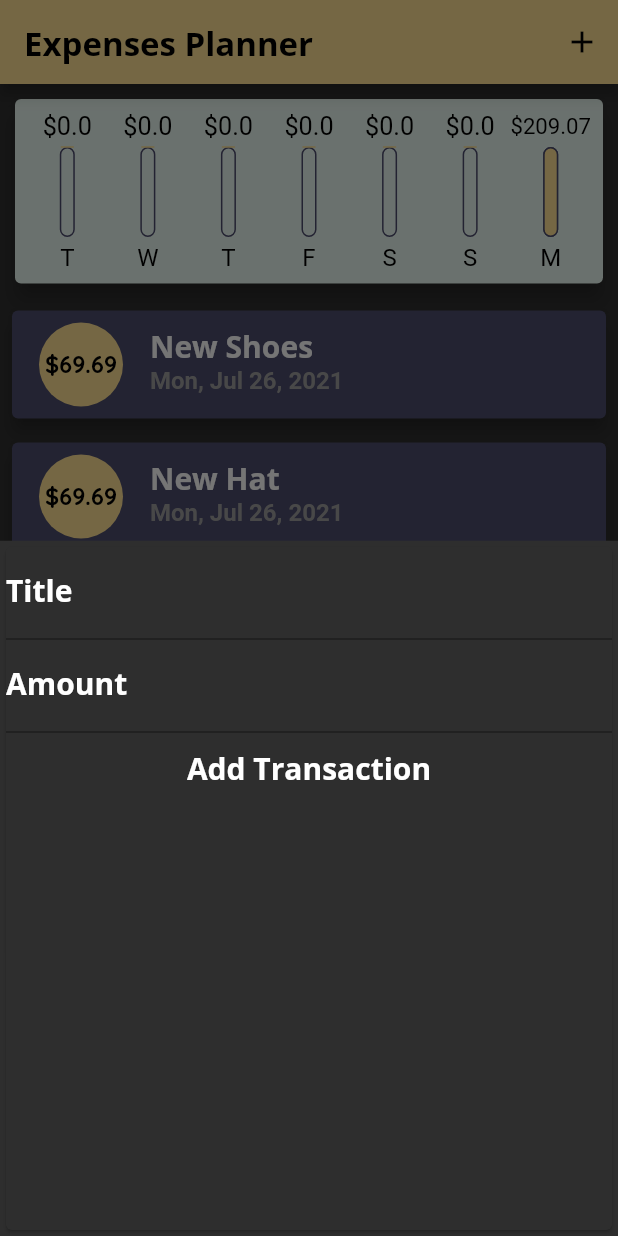
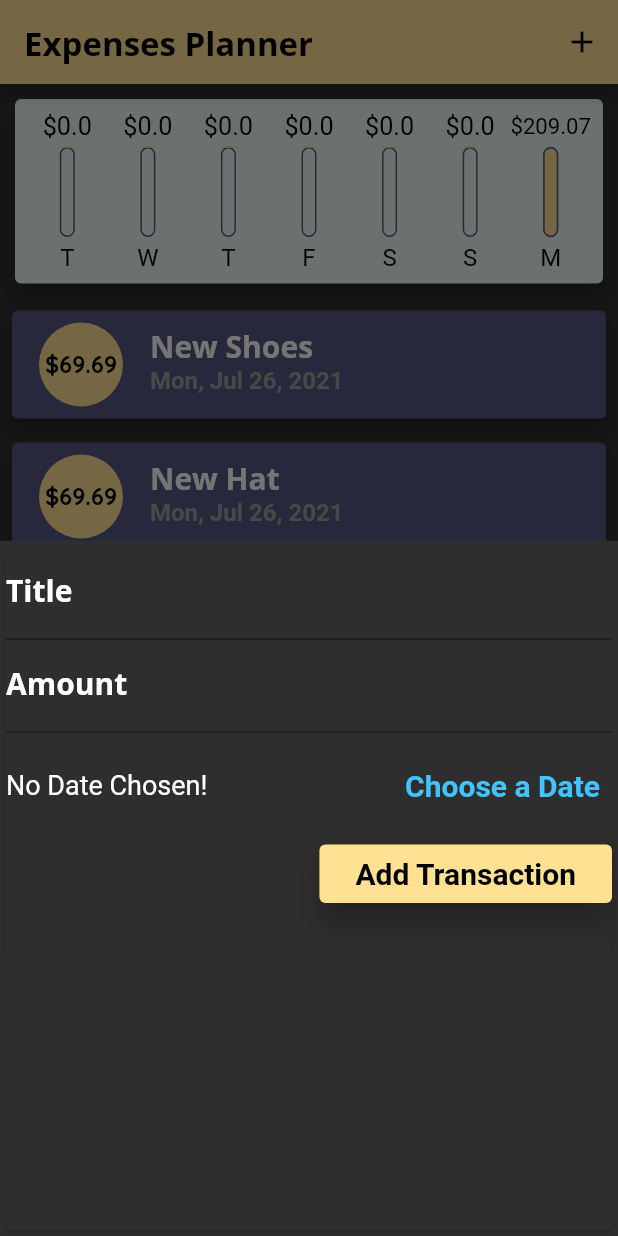
Before and after one commit to MostafaAE/personal_expenses_flutter, a Flutter app: the screen it shows after launch, after a tap on the "add" icon, on a phone screen of 412 x 824 dp. Run offline on Flutter 3.47's test engine with Material 2 defaults, Android fonts, the phone set to English and light mode, and no system bars; our stand-ins replace rflutter_alert.

Commit message:
DatePicker for adding new transactions

```diff
--- a/lib/utilities/constants.dart
+++ b/lib/utilities/constants.dart
@@ -3,7 +3,7 @@ import 'package:flutter/material.dart';
 const kPrimaryColor = Color(0xFFFFE194);
 const kSecondaryColor = Color(0xFFE8F6EF);
 // const kSecondaryColor = Color(0xFFB8DFD8);
-const kBackgroundColor = Color(0xFF4C4C6D);
+const kBackgroundColor = Color(0xFF585882);
 const kDarkGrey = Color(0xFF2E2E2E);
 const chartBarHeight = 60;
 const kChartBarColor = Color(0xFF3C5186);
--- a/lib/widgets/new_transaction.dart
+++ b/lib/widgets/new_transaction.dart
@@ -1,4 +1,5 @@
 import 'package:flutter/material.dart';
+import 'package:intl/intl.dart';
 import 'package:rflutter_alert/rflutter_alert.dart';
 
 import '../utilities/constants.dart';
@@ -12,33 +13,48 @@ class NewTransaction extends StatefulWidget {
 }
 
 class _NewTransactionState extends State<NewTransaction> {
-  final titleController = TextEditingController();
+  final _titleController = TextEditingController();
+  final _amountController = TextEditingController();
+  DateTime? _selectedDate;
 
-  final amountController = TextEditingController();
-
-  void submitData(BuildContext ctx) {
+  void _submitData() {
     final enteredTitle;
     final enteredAmount;
+    final enteredDate;
 
     try {
-      enteredTitle = titleController.text;
-      enteredAmount = double.parse(amountController.text);
-
-      if (enteredTitle.isEmpty || enteredAmount <= 0) throw FormatException();
+      enteredTitle = _titleController.text;
+      enteredAmount = double.parse(_amountController.text);
+      enteredDate = _selectedDate;
+      if (enteredTitle.isEmpty || enteredAmount <= 0 || enteredDate == null)
+        throw FormatException();
     } catch (e) {
       Alert(
         context: context,
         title: 'Invalid transaction data',
-        desc: "Enter valid title and amount.",
+        desc: "Enter valid title, amount and date.",
       ).show();
       return;
     }
 
-    widget.addTx(
-      enteredTitle,
-      enteredAmount,
-    );
+    widget.addTx(enteredTitle, enteredAmount, enteredDate);
     Navigator.of(context).pop();
+  }
+
+  void _presentDatePicker() {
+    showDatePicker(
+            context: context,
+            initialDate: DateTime.now(),
+            firstDate: DateTime(DateTime.now().year),
+            lastDate: DateTime.now())
+        .then((pickedDate) {
+      if (pickedDate == null)
+        return;
+      else
+        setState(() {
+          _selectedDate = pickedDate;
+        });
+    });
   }
 
   @override
@@ -46,31 +62,70 @@ class _NewTransactionState extends State<NewTransaction> {
     return Card(
       color: kDarkGrey,
       child: Column(
+        crossAxisAlignment: CrossAxisAlignment.end,
         children: [
           TextField(
             decoration: InputDecoration(
               labelText: 'Title',
               labelStyle: Theme.of(context).textTheme.title,
             ),
-            controller: titleController,
-            onSubmitted: (_) => submitData(context),
+            controller: _titleController,
+            // onSubmitted: (_) => _submitData(),
           ),
           TextField(
             decoration: InputDecoration(
               labelText: 'Amount',
               labelStyle: Theme.of(context).textTheme.title,
             ),
-            controller: amountController,
+            controller: _amountController,
             keyboardType: TextInputType.numberWithOptions(decimal: true),
-            onSubmitted: (_) => submitData(context),
+            // onSubmitted: (_) => _submitData(),
           ),
-          TextButton(
-            child: Text('Add Transaction',
-                style: Theme.of(context).textTheme.title),
+          Container(
+            height: 70,
+            child: Row(
+              children: [
+                Expanded(
+                  child: Text(
+                    _selectedDate == null
+                        ? 'No Date Chosen!'
+                        : 'Picked Date: ${DateFormat.yMMMd().format(_selectedDate!)}',
+                    style: TextStyle(
+                      fontSize: 18,
+                    ),
+                  ),
+                ),
+                TextButton(
+                  onPressed: _presentDatePicker,
+                  child: Text(
+                    'Choose a Date',
+                    style: TextStyle(
+                      fontWeight: FontWeight.bold,
+                      color: Colors.lightBlueAccent,
+                      fontSize: 20,
+                    ),
+                  ),
+                ),
+              ],
+            ),
+          ),
+          ElevatedButton(
+            child: Padding(
+              padding: const EdgeInsets.all(8.0),
+              child: Text(
+                'Add Transaction',
+                style: TextStyle(
+                  fontWeight: FontWeight.bold,
+                  color: Colors.black,
+                  fontSize: 20,
+                ),
+              ),
+            ),
             style: ButtonStyle(
-              foregroundColor: MaterialStateProperty.all(Colors.deepPurple),
+              backgroundColor: MaterialStateProperty.all(kPrimaryColor),
+              elevation: MaterialStateProperty.all(8),
             ),
-            onPressed: () => submitData(context),
+            onPressed: _submitData,
           ),
         ],
       ),
```
Also changed, not shown: lib/home.dart (+2 -5 lines).
